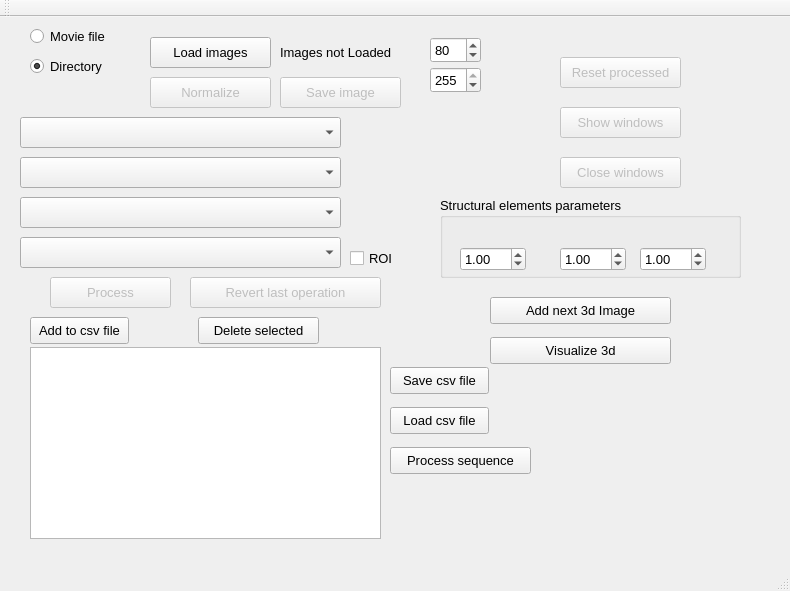
First picture: the form in src/GUI/mainwindow.ui, repository mjedros/mgr, before the edit.
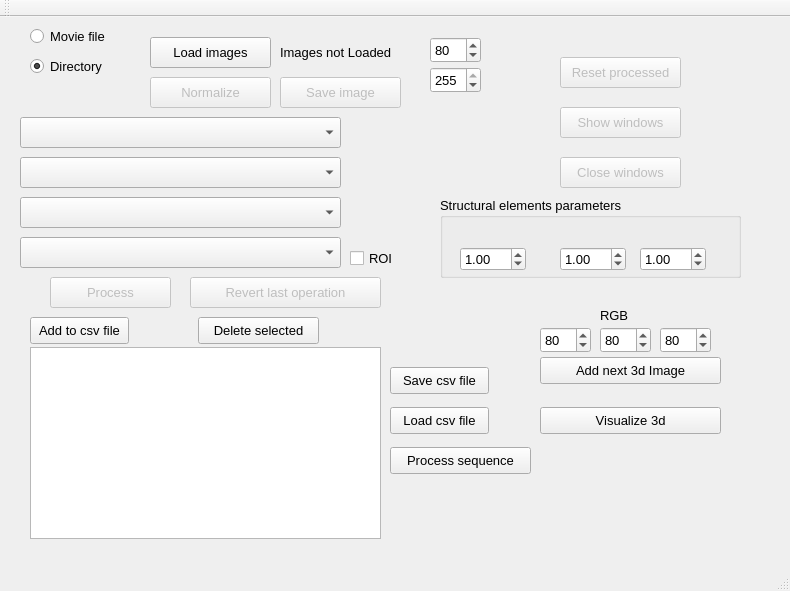
Second picture: the form after the edit.

Commit message: Adding custom color vtk image

The edit to the form file:
```diff
--- a/src/GUI/mainwindow.ui
+++ b/src/GUI/mainwindow.ui
@@ -358,8 +358,8 @@
    <widget class="QPushButton" name="vtkViewButton">
     <property name="geometry">
      <rect>
-      <x>490</x>
-      <y>320</y>
+      <x>540</x>
+      <y>390</y>
       <width>181</width>
       <height>27</height>
      </rect>
@@ -371,8 +371,8 @@
    <widget class="QPushButton" name="addNextVTKImage">
     <property name="geometry">
      <rect>
-      <x>490</x>
-      <y>280</y>
+      <x>540</x>
+      <y>340</y>
       <width>181</width>
       <height>27</height>
      </rect>
@@ -501,6 +501,67 @@
      <string>ROI</string>
     </property>
    </widget>
+   <widget class="QSpinBox" name="RedColor">
+    <property name="geometry">
+     <rect>
+      <x>540</x>
+      <y>310</y>
+      <width>51</width>
+      <height>26</height>
+     </rect>
+    </property>
+    <property name="maximum">
+     <number>255</number>
+    </property>
+    <property name="value">
+     <number>80</number>
+    </property>
+   </widget>
+   <widget class="QSpinBox" name="GreenColor">
+    <property name="geometry">
+     <rect>
+      <x>600</x>
+      <y>310</y>
+      <width>51</width>
+      <height>26</height>
+     </rect>
+    </property>
+    <property name="maximum">
+     <number>255</number>
+    </property>
+    <property name="value">
+     <number>80</number>
+    </property>
+   </widget>
+   <widget class="QSpinBox" name="BlueColor">
+    <property name="geometry">
+     <rect>
+      <x>660</x>
+      <y>310</y>
+      <width>51</width>
+      <height>26</height>
+     </rect>
+    </property>
+    <property name="maximum">
+     <number>255</number>
+    </property>
+    <property name="value">
+     <number>80</number>
+    </property>
+   </widget>
+   <widget class="QLabel" name="label">
+    <property name="geometry">
+     <rect>
+      <x>600</x>
+      <y>290</y>
+      <width>67</width>
+      <height>17</height>
+     </rect>
+    </property>
+    <property name="text">
+     <string>RGB</string>
+    </property>
+   </widget>
   </widget>
   <widget class="QToolBar" name="mainToolBar">
    <attribute name="toolBarArea">
```
The commit also changes 1 other file.
